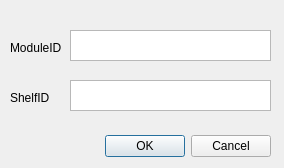
First picture: the form in StoreDashAdmin/MapShelf.ui, repository thisDotLucas/StoreDashAdmin, before the edit.
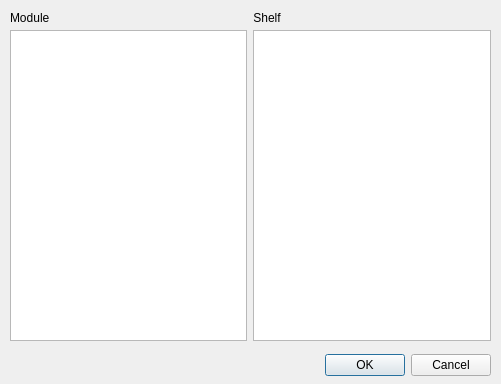
Second picture: the form after the edit.

Diff of the .ui file:
```diff
--- a/StoreDashAdmin/MapShelf.ui
+++ b/StoreDashAdmin/MapShelf.ui
@@ -6,38 +6,50 @@
    <rect>
     <x>0</x>
     <y>0</y>
-    <width>284</width>
-    <height>168</height>
+    <width>501</width>
+    <height>384</height>
    </rect>
   </property>
   <property name="windowTitle">
    <string>Dialog</string>
   </property>
-  <widget class="QWidget" name="layoutWidget">
+  <widget class="QWidget" name="horizontalLayoutWidget">
+   <property name="geometry">
+    <rect>
+     <x>10</x>
+     <y>30</y>
+     <width>481</width>
+     <height>311</height>
+    </rect>
+   </property>
+   <layout class="QHBoxLayout" name="horizontalLayout">
+    <item>
+     <widget class="QListWidget" name="moduleList"/>
+    </item>
+    <item>
+     <widget class="QListWidget" name="shelfList"/>
+    </item>
+   </layout>
+  </widget>
+  <widget class="QWidget" name="horizontalLayoutWidget_2">
    <property name="geometry">
     <rect>
      <x>20</x>
-     <y>130</y>
-     <width>251</width>
-     <height>33</height>
+     <y>340</y>
+     <width>471</width>
+     <height>51</height>
     </rect>
    </property>
-   <layout class="QHBoxLayout">
-    <property name="spacing">
-     <number>6</number>
-    </property>
-    <property name="margin" stdset="0">
-     <number>0</number>
-    </property>
+   <layout class="QHBoxLayout" name="horizontalLayout_2">
     <item>
-     <spacer>
+     <spacer name="horizontalSpacer">
       <property name="orientation">
        <enum>Qt::Horizontal</enum>
       </property>
       <property name="sizeHint" stdset="0">
        <size>
-        <width>131</width>
-        <height>31</height>
+        <width>40</width>
+        <height>20</height>
        </size>
       </property>
      </spacer>
@@ -58,50 +70,30 @@
     </item>
    </layout>
   </widget>
-  <widget class="QTextEdit" name="textEdit">
-   <property name="geometry">
-    <rect>
-     <x>70</x>
-     <y>30</y>
-     <width>201</width>
-     <height>31</height>
-    </rect>
-   </property>
-  </widget>
-  <widget class="QTextEdit" name="textEdit_2">
-   <property name="geometry">
-    <rect>
-     <x>70</x>
-     <y>80</y>
-     <width>201</width>
-     <height>31</height>
-    </rect>
-   </property>
-  </widget>
   <widget class="QLabel" name="label">
    <property name="geometry">
     <rect>
      <x>10</x>
-     <y>40</y>
-     <width>61</width>
+     <y>10</y>
+     <width>49</width>
      <height>16</height>
     </rect>
    </property>
    <property name="text">
-    <string>ModuleID</string>
+    <string>Module</string>
    </property>
   </widget>
   <widget class="QLabel" name="label_2">
    <property name="geometry">
     <rect>
-     <x>10</x>
-     <y>90</y>
-     <width>61</width>
+     <x>250</x>
+     <y>10</y>
+     <width>49</width>
      <height>16</height>
     </rect>
    </property>
    <property name="text">
-    <string>ShelfID</string>
+    <string> Shelf</string>
    </property>
   </widget>
  </widget>
```
Left out of the diff: 39 changed lines with no effect on the pictures.
